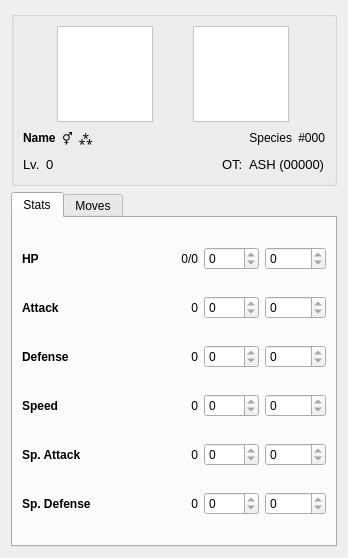
Before: the Qt Designer form src/qt/PokemonStatus.ui in Archaemic/tachyon, drawn with Qt 5.
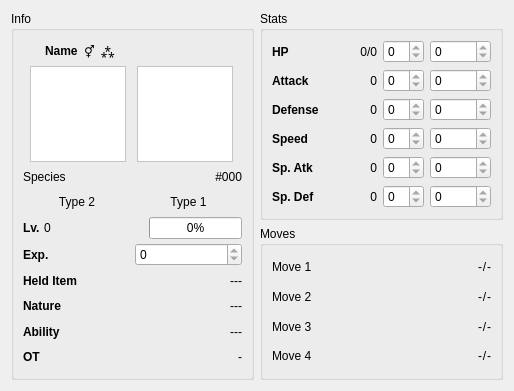
After: the same form once the commit is applied.

Commit message: New pop-out status window

```diff
--- a/src/qt/PokemonStatus.ui
+++ b/src/qt/PokemonStatus.ui
@@ -6,126 +6,113 @@
    <rect>
     <x>0</x>
     <y>0</y>
-    <width>348</width>
-    <height>558</height>
+    <width>514</width>
+    <height>391</height>
    </rect>
   </property>
   <property name="windowTitle">
    <string>Form</string>
   </property>
-  <layout class="QVBoxLayout" name="verticalLayout">
-   <item>
-    <widget class="QGroupBox" name="baseInfo">
+  <layout class="QGridLayout" name="gridLayout">
+   <item row="1" column="1">
+    <widget class="QGroupBox" name="groupBox_4">
      <property name="title">
-      <string/>
+      <string>Moves</string>
      </property>
-     <layout class="QVBoxLayout" name="verticalLayout_4">
-      <item>
-       <layout class="QHBoxLayout" name="horizontalLayout_2">
-        <item>
-         <widget class="QLabel" name="frontSprite">
-          <property name="minimumSize">
-           <size>
-            <width>96</width>
-            <height>96</height>
-           </size>
-          </property>
-          <property name="maximumSize">
-           <size>
-            <width>96</width>
-            <height>96</height>
-           </size>
-          </property>
-          <property name="baseSize">
-           <size>
-            <width>96</width>
-            <height>96</height>
-           </size>
-          </property>
-          <property name="toolTip">
-           <string>Front sprite</string>
-          </property>
-          <property name="styleSheet">
-           <string notr="true">background: rgb(255, 255, 255)</string>
-          </property>
-          <property name="frameShape">
-           <enum>QFrame::StyledPanel</enum>
-          </property>
+     <layout class="QGridLayout" name="gridLayout_2">
+      <property name="horizontalSpacing">
+       <number>0</number>
+      </property>
+      <item row="3" column="2">
+       <widget class="QLabel" name="move4pp">
+        <property name="text">
+         <string>-</string>
+        </property>
+        <property name="alignment">
+         <set>Qt::AlignRight|Qt::AlignTrailing|Qt::AlignVCenter</set>
+        </property>
+       </widget>
+      </item>
+      <item row="2" column="3">
+       <widget class="QLabel" name="move3sep">
+        <property name="text">
+         <string>/</string>
+        </property>
+        <property name="alignment">
+         <set>Qt::AlignCenter</set>
+        </property>
+       </widget>
+      </item>
+      <item row="0" column="3">
+       <widget class="QLabel" name="move1sep">
           <property name="text">
-           <string/>
-          </property>
-         </widget>
-        </item>
-        <item>
-         <widget class="QLabel" name="backSprite">
-          <property name="minimumSize">
-           <size>
-            <width>96</width>
-            <height>96</height>
-           </size>
-          </property>
-          <property name="maximumSize">
-           <size>
-            <width>96</width>
-            <height>96</height>
-           </size>
-          </property>
-          <property name="baseSize">
-           <size>
-            <width>96</width>
-            <height>96</height>
-           </size>
-          </property>
-          <property name="toolTip">
-           <string>Back sprite</string>
-          </property>
-          <property name="autoFillBackground">
-           <bool>false</bool>
-          </property>
-          <property name="styleSheet">
-           <string notr="true">background: rgb(255, 255, 255)</string>
-          </property>
-          <property name="frameShape">
-           <enum>QFrame::StyledPanel</enum>
-          </property>
-          <property name="frameShadow">
-           <enum>QFrame::Sunken</enum>
-          </property>
+         <string>/</string>
+        </property>
+        <property name="alignment">
+         <set>Qt::AlignCenter</set>
+        </property>
+       </widget>
+      </item>
+      <item row="0" column="2">
+       <widget class="QLabel" name="move1pp">
+        <property name="text">
+         <string>-</string>
+        </property>
+        <property name="alignment">
+         <set>Qt::AlignRight|Qt::AlignTrailing|Qt::AlignVCenter</set>
+        </property>
+       </widget>
+      </item>
+      <item row="1" column="3">
+       <widget class="QLabel" name="move2sep">
+        <property name="text">
+         <string>/</string>
+        </property>
+        <property name="alignment">
+         <set>Qt::AlignCenter</set>
+        </property>
+       </widget>
+      </item>
+      <item row="3" column="0">
+       <widget class="QLabel" name="move4">
           <property name="text">
-           <string/>
+         <string>Move 4</string>
           </property>
          </widget>
         </item>
-       </layout>
-      </item>
-      <item>
-       <layout class="QHBoxLayout" name="horizontalLayout" stretch="0,0,0,0,0,0">
-        <item>
-         <widget class="QLabel" name="name">
-          <property name="styleSheet">
-           <string notr="true">font: bold</string>
-          </property>
+      <item row="2" column="0">
+       <widget class="QLabel" name="move3">
+        <property name="text">
+         <string>Move 3</string>
+        </property>
+       </widget>
+      </item>
+      <item row="2" column="2">
+       <widget class="QLabel" name="move3pp">
           <property name="text">
-           <string>Name</string>
-          </property>
-         </widget>
-        </item>
-        <item>
-         <widget class="QLabel" name="gender">
+         <string>-</string>
+        </property>
+        <property name="alignment">
+         <set>Qt::AlignRight|Qt::AlignTrailing|Qt::AlignVCenter</set>
+        </property>
+       </widget>
+      </item>
+      <item row="0" column="0">
+       <widget class="QLabel" name="move1">
           <property name="text">
-           <string>⚥</string>
+         <string>Move 1</string>
           </property>
          </widget>
         </item>
-        <item>
-         <widget class="QLabel" name="shiny">
+      <item row="1" column="0">
+       <widget class="QLabel" name="move2">
           <property name="text">
-           <string>⁂</string>
+         <string>Move 2</string>
           </property>
          </widget>
         </item>
-        <item>
-         <spacer name="horizontalSpacer">
+      <item row="1" column="1">
+       <spacer name="horizontalSpacer_4">
           <property name="orientation">
            <enum>Qt::Horizontal</enum>
           </property>
@@ -137,51 +124,17 @@
           </property>
          </spacer>
         </item>
-        <item>
-         <widget class="QLabel" name="species">
+      <item row="1" column="2">
+       <widget class="QLabel" name="move2pp">
           <property name="text">
-           <string>Species</string>
+         <string>-</string>
           </property>
           <property name="alignment">
            <set>Qt::AlignRight|Qt::AlignTrailing|Qt::AlignVCenter</set>
           </property>
          </widget>
         </item>
-        <item>
-         <widget class="QLabel" name="speciesNo">
-          <property name="text">
-           <string>#000</string>
-          </property>
-          <property name="alignment">
-           <set>Qt::AlignRight|Qt::AlignTrailing|Qt::AlignVCenter</set>
-          </property>
-         </widget>
-        </item>
-       </layout>
-      </item>
-      <item>
-       <layout class="QHBoxLayout" name="horizontalLayout_3">
-        <item>
-         <widget class="QLabel" name="levelLabel">
-          <property name="styleSheet">
-           <string notr="true">font-size:10pt</string>
-          </property>
-          <property name="text">
-           <string>Lv.</string>
-          </property>
-         </widget>
-        </item>
-        <item>
-         <widget class="QLabel" name="level">
-          <property name="styleSheet">
-           <string notr="true">font-size:10pt</string>
-          </property>
-          <property name="text">
-           <string>0</string>
-          </property>
-         </widget>
-        </item>
-        <item>
+      <item row="0" column="1">
          <spacer name="horizontalSpacer_2">
           <property name="orientation">
            <enum>Qt::Horizontal</enum>
@@ -194,40 +147,90 @@
           </property>
          </spacer>
         </item>
-        <item>
-         <widget class="QLabel" name="otLabel">
-          <property name="styleSheet">
-           <string notr="true">font-size:10pt</string>
-          </property>
+      <item row="0" column="4">
+       <widget class="QLabel" name="move1ppMax">
+        <property name="text">
+         <string>-</string>
+        </property>
+        <property name="alignment">
+         <set>Qt::AlignRight|Qt::AlignTrailing|Qt::AlignVCenter</set>
+        </property>
+       </widget>
+      </item>
+      <item row="3" column="3">
+       <widget class="QLabel" name="move4sep">
           <property name="text">
-           <string>OT:</string>
-          </property>
-         </widget>
-        </item>
-        <item>
-         <widget class="QLabel" name="ot">
-          <property name="styleSheet">
-           <string notr="true">font-size:10pt</string>
-          </property>
+         <string>/</string>
+        </property>
+        <property name="alignment">
+         <set>Qt::AlignCenter</set>
+        </property>
+       </widget>
+      </item>
+      <item row="2" column="1">
+       <spacer name="horizontalSpacer_5">
+        <property name="orientation">
+         <enum>Qt::Horizontal</enum>
+        </property>
+        <property name="sizeHint" stdset="0">
+         <size>
+          <width>40</width>
+          <height>20</height>
+         </size>
+        </property>
+       </spacer>
+      </item>
+      <item row="3" column="1">
+       <spacer name="horizontalSpacer_6">
+        <property name="orientation">
+         <enum>Qt::Horizontal</enum>
+        </property>
+        <property name="sizeHint" stdset="0">
+         <size>
+          <width>40</width>
+          <height>20</height>
+         </size>
+        </property>
+       </spacer>
+      </item>
+      <item row="1" column="4">
+       <widget class="QLabel" name="move2ppMax">
           <property name="text">
-           <string>ASH (00000)</string>
-          </property>
-         </widget>
-        </item>
-       </layout>
+         <string>-</string>
+        </property>
+        <property name="alignment">
+         <set>Qt::AlignRight|Qt::AlignTrailing|Qt::AlignVCenter</set>
+        </property>
+       </widget>
+      </item>
+      <item row="2" column="4">
+       <widget class="QLabel" name="move3ppMax">
+        <property name="text">
+         <string>-</string>
+        </property>
+        <property name="alignment">
+         <set>Qt::AlignRight|Qt::AlignTrailing|Qt::AlignVCenter</set>
+        </property>
+       </widget>
       </item>
+      <item row="3" column="4">
+       <widget class="QLabel" name="move4ppMax">
+        <property name="text">
+         <string>-</string>
+        </property>
+        <property name="alignment">
+         <set>Qt::AlignRight|Qt::AlignTrailing|Qt::AlignVCenter</set>
+        </property>
+       </widget>
+      </item>
      </layout>
     </widget>
    </item>
-   <item>
-    <widget class="QTabWidget" name="tabWidget">
-     <property name="currentIndex">
-      <number>0</number>
-     </property>
-     <widget class="QWidget" name="stats_2">
-      <attribute name="title">
+   <item row="0" column="1">
+    <widget class="QGroupBox" name="groupBox_2">
+     <property name="title">
        <string>Stats</string>
-      </attribute>
+     </property>
       <layout class="QGridLayout" name="gridLayout_3">
        <item row="3" column="4">
         <widget class="QSpinBox" name="evSpeed">
@@ -348,7 +351,7 @@
           <string notr="true">font: bold</string>
          </property>
          <property name="text">
-          <string>Sp. Attack</string>
+         <string>Sp. Atk</string>
          </property>
          <property name="alignment">
           <set>Qt::AlignLeading|Qt::AlignLeft|Qt::AlignVCenter</set>
@@ -470,7 +473,7 @@
           <string notr="true">font: bold</string>
          </property>
          <property name="text">
-          <string>Sp. Defense</string>
+         <string>Sp. Def</string>
          </property>
          <property name="alignment">
           <set>Qt::AlignLeading|Qt::AlignLeft|Qt::AlignVCenter</set>
@@ -489,15 +492,413 @@
        </item>
       </layout>
      </widget>
-     <widget class="QWidget" name="tab_4">
-      <attribute name="title">
-       <string>Moves</string>
-      </attribute>
-     </widget>
-    </widget>
-   </item>
-  </layout>
- </widget>
+   </item>
+   <item row="0" column="0" rowspan="2">
+    <widget class="QGroupBox" name="groupBox">
+     <property name="title">
+      <string>Info</string>
+     </property>
+     <layout class="QVBoxLayout" name="verticalLayout_4">
+      <property name="spacing">
+       <number>4</number>
+      </property>
+      <item>
+       <layout class="QHBoxLayout" name="horizontalLayout" stretch="0,0,0,0,0">
+        <property name="spacing">
+         <number>6</number>
+        </property>
+        <item>
+         <widget class="QLabel" name="menuSprite">
+          <property name="sizePolicy">
+           <sizepolicy hsizetype="Fixed" vsizetype="Fixed">
+            <horstretch>0</horstretch>
+            <verstretch>0</verstretch>
+           </sizepolicy>
+          </property>
+          <property name="minimumSize">
+           <size>
+            <width>16</width>
+            <height>16</height>
+           </size>
+          </property>
+          <property name="maximumSize">
+           <size>
+            <width>32</width>
+            <height>24</height>
+           </size>
+          </property>
+          <property name="baseSize">
+           <size>
+            <width>32</width>
+            <height>24</height>
+           </size>
+          </property>
+          <property name="text">
+           <string/>
+          </property>
+         </widget>
+        </item>
+        <item>
+         <widget class="QLabel" name="name">
+          <property name="styleSheet">
+           <string notr="true">font: bold</string>
+          </property>
+          <property name="text">
+           <string>Name</string>
+          </property>
+         </widget>
+        </item>
+        <item>
+         <widget class="QLabel" name="gender">
+          <property name="text">
+           <string>⚥</string>
+          </property>
+         </widget>
+        </item>
+        <item>
+         <widget class="QLabel" name="shiny">
+          <property name="text">
+           <string>⁂</string>
+          </property>
+         </widget>
+        </item>
+        <item>
+         <spacer name="horizontalSpacer">
+          <property name="orientation">
+           <enum>Qt::Horizontal</enum>
+          </property>
+          <property name="sizeHint" stdset="0">
+           <size>
+            <width>40</width>
+            <height>20</height>
+           </size>
+          </property>
+         </spacer>
+        </item>
+       </layout>
+      </item>
+      <item>
+       <layout class="QHBoxLayout" name="horizontalLayout_2">
+        <item>
+         <widget class="QLabel" name="frontSprite">
+          <property name="minimumSize">
+           <size>
+            <width>96</width>
+            <height>96</height>
+           </size>
+          </property>
+          <property name="maximumSize">
+           <size>
+            <width>96</width>
+            <height>96</height>
+           </size>
+          </property>
+          <property name="baseSize">
+           <size>
+            <width>96</width>
+            <height>96</height>
+           </size>
+          </property>
+          <property name="toolTip">
+           <string>Front sprite</string>
+          </property>
+          <property name="styleSheet">
+           <string notr="true">background: rgb(255, 255, 255)</string>
+          </property>
+          <property name="frameShape">
+           <enum>QFrame::StyledPanel</enum>
+          </property>
+          <property name="frameShadow">
+           <enum>QFrame::Raised</enum>
+          </property>
+          <property name="text">
+           <string/>
+          </property>
+         </widget>
+        </item>
+        <item>
+         <widget class="QLabel" name="backSprite">
+          <property name="minimumSize">
+           <size>
+            <width>96</width>
+            <height>96</height>
+           </size>
+          </property>
+          <property name="maximumSize">
+           <size>
+            <width>96</width>
+            <height>96</height>
+           </size>
+          </property>
+          <property name="baseSize">
+           <size>
+            <width>96</width>
+            <height>96</height>
+           </size>
+          </property>
+          <property name="toolTip">
+           <string>Back sprite</string>
+          </property>
+          <property name="autoFillBackground">
+           <bool>false</bool>
+          </property>
+          <property name="styleSheet">
+           <string notr="true">background: rgb(255, 255, 255)</string>
+          </property>
+          <property name="frameShape">
+           <enum>QFrame::StyledPanel</enum>
+          </property>
+          <property name="frameShadow">
+           <enum>QFrame::Sunken</enum>
+          </property>
+          <property name="text">
+           <string/>
+          </property>
+         </widget>
+        </item>
+       </layout>
+      </item>
+      <item>
+       <layout class="QHBoxLayout" name="horizontalLayout_5">
+        <item>
+         <widget class="QLabel" name="species">
+          <property name="text">
+           <string>Species</string>
+          </property>
+          <property name="alignment">
+           <set>Qt::AlignLeading|Qt::AlignLeft|Qt::AlignVCenter</set>
+          </property>
+         </widget>
+        </item>
+        <item>
+         <widget class="QLabel" name="speciesNo">
+          <property name="text">
+           <string>#000</string>
+          </property>
+          <property name="alignment">
+           <set>Qt::AlignRight|Qt::AlignTrailing|Qt::AlignVCenter</set>
+          </property>
+         </widget>
+        </item>
+       </layout>
+      </item>
+      <item>
+       <layout class="QHBoxLayout" name="horizontalLayout_7">
+        <item>
+         <widget class="QLabel" name="type1">
+          <property name="text">
+           <string>Type 2</string>
+          </property>
+          <property name="alignment">
+           <set>Qt::AlignCenter</set>
+          </property>
+         </widget>
+        </item>
+        <item>
+         <widget class="QLabel" name="type2">
+          <property name="text">
+           <string>Type 1</string>
+          </property>
+          <property name="alignment">
+           <set>Qt::AlignCenter</set>
+          </property>
+         </widget>
+        </item>
+       </layout>
+      </item>
+      <item>
+       <layout class="QHBoxLayout" name="horizontalLayout_4">
+        <item>
+         <widget class="QLabel" name="levelLabel">
+          <property name="styleSheet">
+           <string notr="true">font-weight:bold</string>
+          </property>
+          <property name="text">
+           <string>Lv.</string>
+          </property>
+         </widget>
+        </item>
+        <item>
+         <widget class="QLabel" name="level">
+          <property name="text">
+           <string>0</string>
+          </property>
+         </widget>
+        </item>
+        <item>
+         <spacer name="horizontalSpacer_3">
+          <property name="orientation">
+           <enum>Qt::Horizontal</enum>
+          </property>
+          <property name="sizeHint" stdset="0">
+           <size>
+            <width>40</width>
+            <height>20</height>
+           </size>
+          </property>
+         </spacer>
+        </item>
+        <item>
+         <widget class="QProgressBar" name="expProgress">
+          <property name="maximum">
+           <number>1640000</number>
+          </property>
+          <property name="value">
+           <number>0</number>
+          </property>
+          <property name="invertedAppearance">
+           <bool>false</bool>
+          </property>
+         </widget>
+        </item>
+       </layout>
+      </item>
+      <item>
+       <layout class="QHBoxLayout" name="horizontalLayout_6">
+        <item>
+         <widget class="QLabel" name="expLabel">
+          <property name="styleSheet">
+           <string notr="true">font-weight:bold</string>
+          </property>
+          <property name="text">
+           <string>Exp.</string>
+          </property>
+         </widget>
+        </item>
+        <item>
+         <widget class="QSpinBox" name="exp">
+          <property name="readOnly">
+           <bool>true</bool>
+          </property>
+          <property name="accelerated">
+           <bool>true</bool>
+          </property>
+          <property name="maximum">
+           <number>1640000</number>
+          </property>
+         </widget>
+        </item>
+       </layout>
+      </item>
+      <item>
+       <layout class="QHBoxLayout" name="horizontalLayout_10">
+        <item>
+         <widget class="QLabel" name="heldLabel">
+          <property name="styleSheet">
+           <string notr="true">font-weight:bold</string>
+          </property>
+          <property name="text">
+           <string>Held Item</string>
+          </property>
+         </widget>
+        </item>
+        <item>
+         <widget class="QLabel" name="held">
+          <property name="text">
+           <string>---</string>
+          </property>
+          <property name="alignment">
+           <set>Qt::AlignRight|Qt::AlignTrailing|Qt::AlignVCenter</set>
+          </property>
+         </widget>
+        </item>
+       </layout>
+      </item>
+      <item>
+       <layout class="QHBoxLayout" name="horizontalLayout_8">
+        <item>
+         <widget class="QLabel" name="natureLabel">
+          <property name="styleSheet">
+           <string notr="true">font-weight:bold</string>
+          </property>
+          <property name="text">
+           <string>Nature</string>
+          </property>
+         </widget>
+        </item>
+        <item>
+         <widget class="QLabel" name="nature">
+          <property name="text">
+           <string>---</string>
+          </property>
+          <property name="alignment">
+           <set>Qt::AlignRight|Qt::AlignTrailing|Qt::AlignVCenter</set>
+          </property>
+         </widget>
+        </item>
+       </layout>
+      </item>
+      <item>
+       <layout class="QHBoxLayout" name="horizontalLayout_9">
+        <item>
+         <widget class="QLabel" name="abilityLabel">
+          <property name="styleSheet">
+           <string notr="true">font-weight:bold</string>
+          </property>
+          <property name="text">
+           <string>Ability</string>
+          </property>
+         </widget>
+        </item>
+        <item>
+         <widget class="QLabel" name="ability">
+          <property name="text">
+           <string>---</string>
+          </property>
+          <property name="alignment">
+           <set>Qt::AlignRight|Qt::AlignTrailing|Qt::AlignVCenter</set>
+          </property>
+         </widget>
+        </item>
+       </layout>
+      </item>
+      <item>
+       <layout class="QHBoxLayout" name="horizontalLayout_3">
+        <property name="spacing">
+         <number>2</number>
+        </property>
+        <item>
+         <widget class="QLabel" name="otLabel">
+          <property name="styleSheet">
+           <string notr="true">font-weight:bold</string>
+          </property>
+          <property name="text">
+           <string>OT</string>
+          </property>
+         </widget>
+        </item>
+        <item>
+         <widget class="QLabel" name="ot">
+          <property name="text">
+           <string>-</string>
+          </property>
+          <property name="alignment">
+           <set>Qt::AlignRight|Qt::AlignTrailing|Qt::AlignVCenter</set>
+          </property>
+         </widget>
+        </item>
+       </layout>
+      </item>
+     </layout>
+    </widget>
+   </item>
+  </layout>
+ </widget>
+ <tabstops>
+  <tabstop>exp</tabstop>
+  <tabstop>ivHp</tabstop>
+  <tabstop>evHp</tabstop>
+  <tabstop>ivAttack</tabstop>
+  <tabstop>evAttack</tabstop>
+  <tabstop>ivDefense</tabstop>
+  <tabstop>evDefense</tabstop>
+  <tabstop>ivSpeed</tabstop>
+  <tabstop>evSpeed</tabstop>
+  <tabstop>ivSpecialAttack</tabstop>
+  <tabstop>evSpecialAttack</tabstop>
+  <tabstop>ivSpecialDefense</tabstop>
+  <tabstop>evSpecialDefense</tabstop>
+ </tabstops>
  <resources/>
  <connections/>
 </ui>
```
Lines whose indentation alone changed are shown as unchanged. The commit also changes 3 other files.
